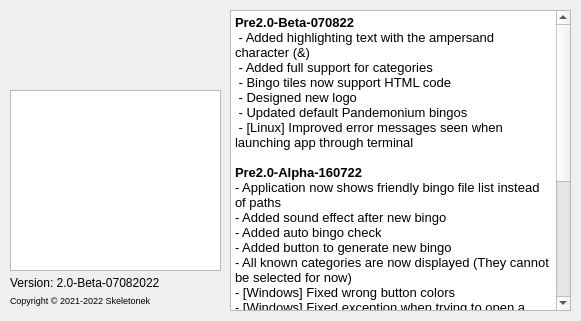
First picture: the form in Project/mainwindow.ui, repository Skeletonek/Bingomonium, before the edit.
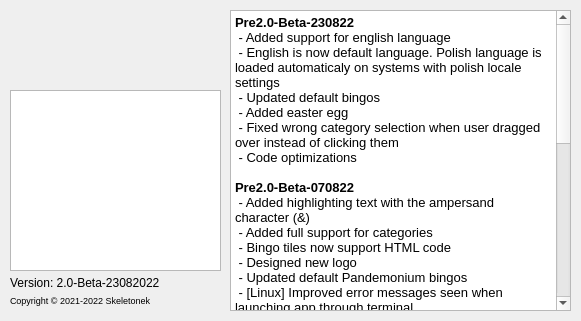
Second picture: the form after the edit. Icons and pictures are not drawn.

The edit to the form file:
```diff
--- a/Project/mainwindow.ui
+++ b/Project/mainwindow.ui
@@ -48,7 +48,7 @@
      </font>
     </property>
     <property name="text">
-     <string>Version: 2.0-Beta-07082022</string>
+     <string>Version: 2.0-Beta-23082022</string>
     </property>
     <property name="alignment">
      <set>Qt::AlignLeading|Qt::AlignLeft|Qt::AlignTop</set>
@@ -108,6 +108,14 @@
 &lt;html&gt;&lt;head&gt;&lt;meta name=&quot;qrichtext&quot; content=&quot;1&quot; /&gt;&lt;style type=&quot;text/css&quot;&gt;
 p, li { white-space: pre-wrap; }
 &lt;/style&gt;&lt;/head&gt;&lt;body style=&quot; font-family:'Noto Sans'; font-size:10pt; font-weight:400; font-style:normal;&quot;&gt;
+&lt;p style=&quot; margin-top:0px; margin-bottom:0px; margin-left:0px; margin-right:0px; -qt-block-indent:0; text-indent:0px;&quot;&gt;&lt;span style=&quot; font-weight:600;&quot;&gt;Pre2.0-Beta-230822&lt;/span&gt;&lt;/p&gt;
+&lt;p style=&quot; margin-top:0px; margin-bottom:0px; margin-left:0px; margin-right:0px; -qt-block-indent:0; text-indent:0px;&quot;&gt; - Added support for english language&lt;/p&gt;
+&lt;p style=&quot; margin-top:0px; margin-bottom:0px; margin-left:0px; margin-right:0px; -qt-block-indent:0; text-indent:0px;&quot;&gt; - English is now default language. Polish language is loaded automaticaly on systems with polish locale settings&lt;/p&gt;
+&lt;p style=&quot; margin-top:0px; margin-bottom:0px; margin-left:0px; margin-right:0px; -qt-block-indent:0; text-indent:0px;&quot;&gt; - Updated default bingos&lt;/p&gt;
+&lt;p style=&quot; margin-top:0px; margin-bottom:0px; margin-left:0px; margin-right:0px; -qt-block-indent:0; text-indent:0px;&quot;&gt; - Added easter egg&lt;/p&gt;
+&lt;p style=&quot; margin-top:0px; margin-bottom:0px; margin-left:0px; margin-right:0px; -qt-block-indent:0; text-indent:0px;&quot;&gt; - Fixed wrong category selection when user dragged over instead of clicking them&lt;/p&gt;
+&lt;p style=&quot; margin-top:0px; margin-bottom:0px; margin-left:0px; margin-right:0px; -qt-block-indent:0; text-indent:0px;&quot;&gt; - Code optimizations&lt;/p&gt;
+&lt;p style=&quot;-qt-paragraph-type:empty; margin-top:0px; margin-bottom:0px; margin-left:0px; margin-right:0px; -qt-block-indent:0; text-indent:0px; font-weight:600;&quot;&gt;&lt;br /&gt;&lt;/p&gt;
 &lt;p style=&quot; margin-top:0px; margin-bottom:0px; margin-left:0px; margin-right:0px; -qt-block-indent:0; text-indent:0px;&quot;&gt;&lt;span style=&quot; font-weight:600;&quot;&gt;Pre2.0-Beta-070822&lt;/span&gt;&lt;/p&gt;
 &lt;p style=&quot; margin-top:0px; margin-bottom:0px; margin-left:0px; margin-right:0px; -qt-block-indent:0; text-indent:0px;&quot;&gt; - Added highlighting text with the ampersand character (&amp;amp;)&lt;/p&gt;
 &lt;p style=&quot; margin-top:0px; margin-bottom:0px; margin-left:0px; margin-right:0px; -qt-block-indent:0; text-indent:0px;&quot;&gt; - Added full support for categories&lt;/p&gt;
```
